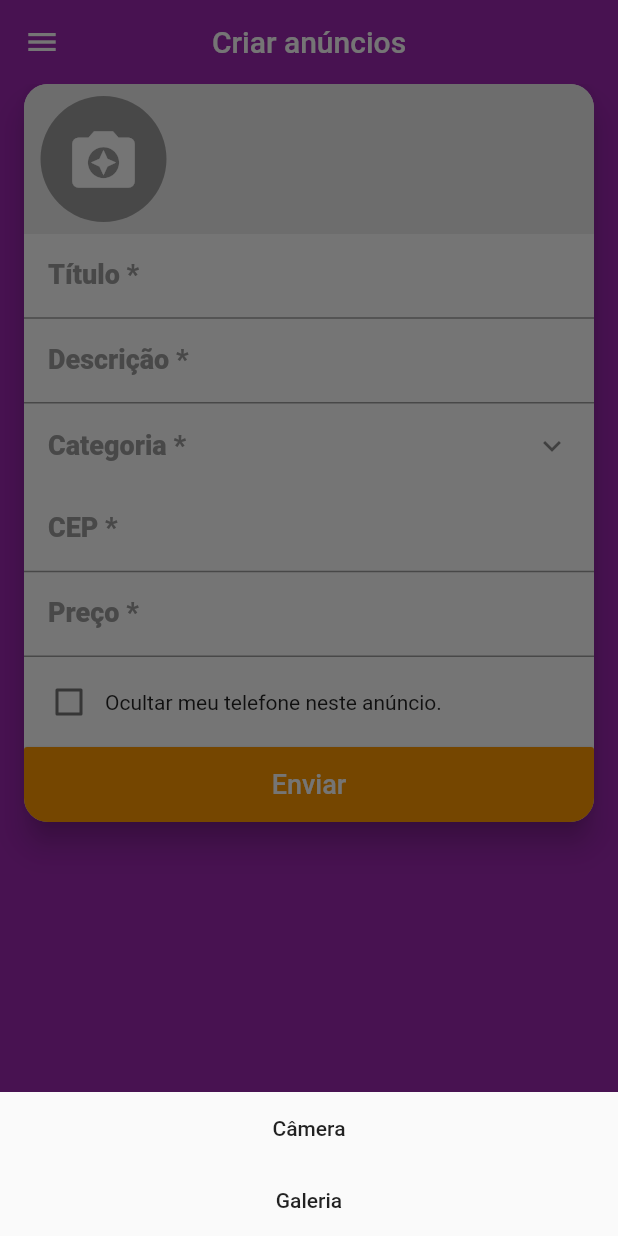
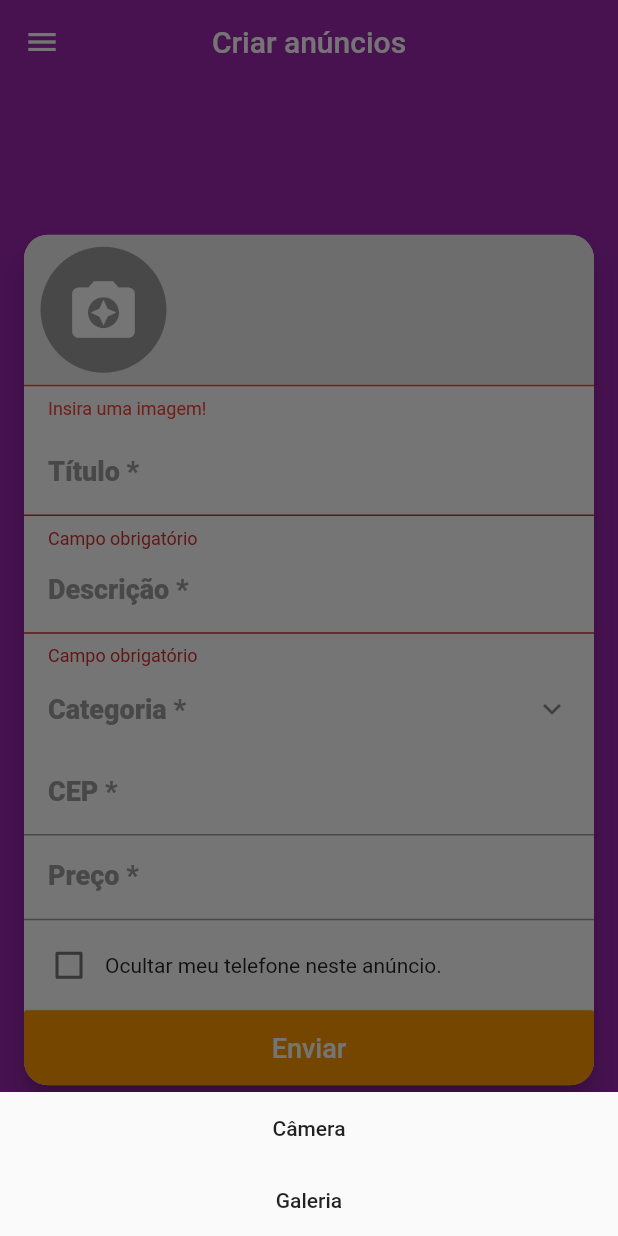
Before and after one commit to Raimundo-Martins/App_XLO, a Flutter app: the CreateScreen screen opened directly, after a tap on the "camera enhance" icon, on a phone screen of 412 x 824 dp. Run offline on Flutter 3.47's test engine with Material 2 defaults, Android fonts, the phone set to English and light mode, and no system bars; our stand-ins replace brasil_fields, dio, flutter_mobx, get_it, image_cropper, image_picker and 4 more; accounts and stored records are empty; generated files the repository leaves out were written again; network calls fail; statements that could not run were skipped.

Commit message:
Validações nos campos da tela de anúncios.

```diff
--- a/lib/screens/create/components/images_field.dart
+++ b/lib/screens/create/components/images_field.dart
@@ -19,7 +19,9 @@ class ImagesField extends StatelessWidget {
       Navigator.of(context).pop();
     }
 
-    return Container(
+    return Column(
+      children: [
+        Container(
           color: Colors.grey[200],
           height: 100,
           child: Observer(
@@ -74,11 +76,32 @@ class ImagesField extends StatelessWidget {
                     ),
                   );
               },
-          itemCount:
-              createStore.images.length < 5 ? createStore.images.length + 1 : 5,
+              itemCount: createStore.images.length < 5
+                  ? createStore.images.length + 1
+                  : 5,
               scrollDirection: Axis.horizontal,
             ),
           ),
+        ),
+        Observer(
+          builder: (context) {
+            if (createStore.imagesError != null)
+              return Container(
+                alignment: Alignment.centerLeft,
+                decoration: BoxDecoration(
+                  border: Border(top: BorderSide(color: Colors.red)),
+                ),
+                padding: EdgeInsets.fromLTRB(16, 8, 0, 8),
+                child: Text(
+                  createStore.imagesError,
+                  style: TextStyle(color: Colors.red, fontSize: 12),
+                ),
+              );
+            else
+              return Container();
+          },
+        )
+      ],
     );
   }
 }
--- a/lib/screens/create/create_screen.dart
+++ b/lib/screens/create/create_screen.dart
@@ -1,6 +1,7 @@
 import 'package:brasil_fields/formatter/real_input_formatter.dart';
 import 'package:flutter/material.dart';
 import 'package:flutter/services.dart';
+import 'package:flutter_mobx/flutter_mobx.dart';
 import 'package:xlo/components/custom_drawer/custom_drawer.dart';
 import 'package:xlo/screens/create/components/category_field.dart';
 import 'package:xlo/screens/create/components/cep_field.dart';
@@ -23,7 +24,9 @@ class CreateScreen extends StatelessWidget {
         title: Text('Criar anúncios'),
         centerTitle: true,
       ),
-      body: SingleChildScrollView(
+      body: Container(
+        alignment: Alignment.center,
+        child: SingleChildScrollView(
           child: Card(
             clipBehavior: Clip.antiAlias,
             margin: EdgeInsets.symmetric(horizontal: 16),
@@ -35,21 +38,29 @@ class CreateScreen extends StatelessWidget {
               crossAxisAlignment: CrossAxisAlignment.stretch,
               children: [
                 ImagesField(createStore),
-              TextFormField(
+                Observer(builder: (_) {
+                  return TextFormField(
+                    onChanged: createStore.setTitle,
                     decoration: InputDecoration(
                       labelText: 'Título *',
                       labelStyle: _labelStyle,
                       contentPadding: _contentPadding,
+                      errorText: createStore.titleError,
                     ),
-              ),
-              TextFormField(
+                  );
+                }),
+                Observer(builder: (_) {
+                  return TextFormField(
+                    onChanged: createStore.setDescription,
                     decoration: InputDecoration(
                       labelText: 'Descrição *',
                       labelStyle: _labelStyle,
                       contentPadding: _contentPadding,
+                      errorText: createStore.descriptionError,
                     ),
                     maxLength: null,
-              ),
+                  );
+                }),
                 CategoryField(createStore),
                 CepField(),
                 TextFormField(
@@ -80,6 +91,7 @@ class CreateScreen extends StatelessWidget {
             ),
           ),
         ),
+      ),
     );
   }
 }
--- a/lib/stores/create/create_store.dart
+++ b/lib/stores/create/create_store.dart
@@ -6,6 +6,49 @@ class CreateStore = _CreateStoreBase with _$CreateStore;
 
 abstract class _CreateStoreBase with Store {
   ObservableList images = ObservableList();
+
+  @computed
+  bool get imagesValid => images.isNotEmpty;
+  String get imagesError {
+    if (imagesValid)
+      return null;
+    else
+      return 'Insira uma imagem!';
+  }
+
+  @observable
+  String title = '';
+
+  @action
+  void setTitle(String value) => title = value;
+
+  @computed
+  bool get titleValid => title.length >= 6;
+  String get titleError {
+    if (titleValid)
+      return null;
+    else if (title.isEmpty)
+      return 'Campo obrigatório';
+    else
+      return 'Título muito curto!';
+  }
+
+  @observable
+  String description = '';
+
+  @action
+  void setDescription(String value) => description = value;
+
+  @computed
+  bool get descriptionValid => description.length >= 10;
+  String get descriptionError {
+    if (descriptionValid)
+      return null;
+    else if (description.isEmpty)
+      return 'Campo obrigatório';
+    else
+      return 'Descrição muito curta!';
+  }
 
   @observable
   Category category;
```
Lines whose indentation alone changed are shown as unchanged.
